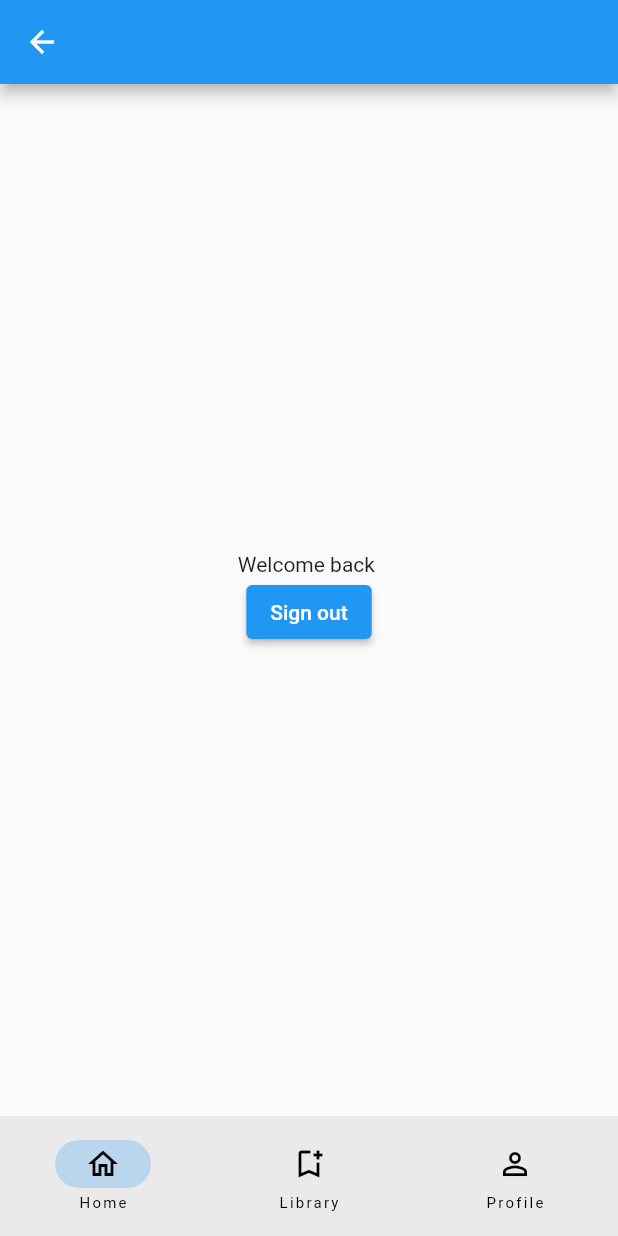
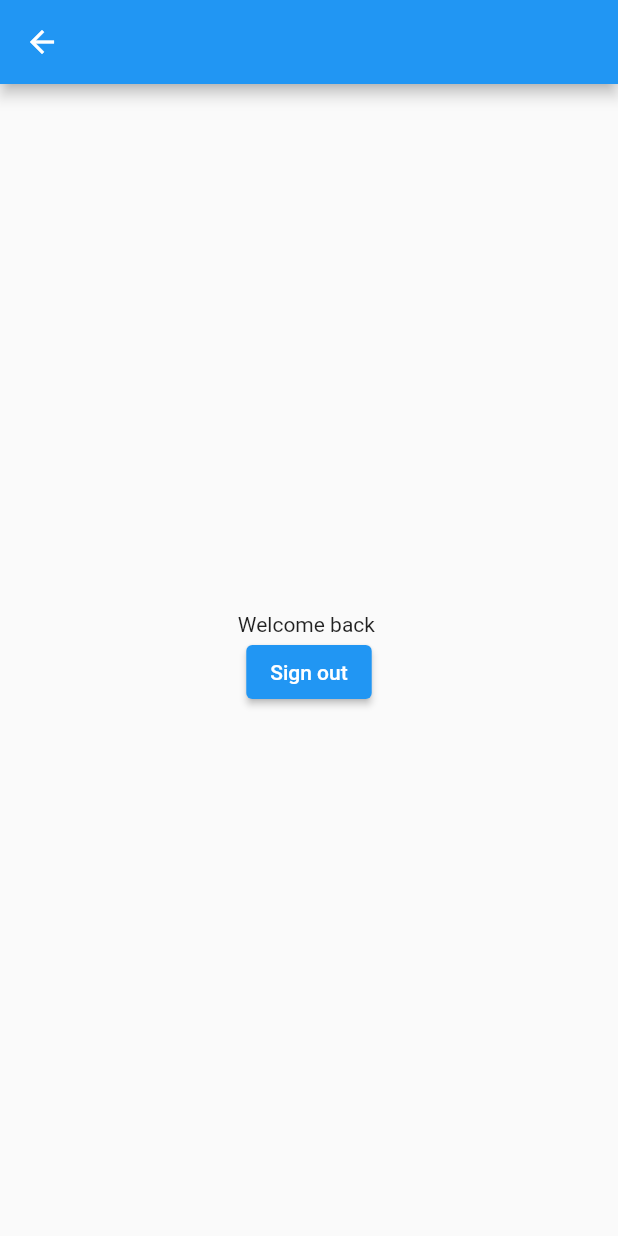
Before and after one commit to BelenStar/firestore_app, a Flutter app: the HomePage screen opened by its route, on a phone screen of 412 x 824 dp. Run offline on Flutter 3.47's test engine with Material 2 defaults, Android fonts, the phone set to English and light mode, and no system bars; our stand-ins replace firebase_auth, firebase_core, google_fonts; accounts and stored records are empty.

```diff
--- a/lib/src/pages/home.dart
+++ b/lib/src/pages/home.dart
@@ -13,23 +13,7 @@ class _HomePageState extends State<HomePage> {
 
   @override
   Widget build(BuildContext context) {
-    int currentPageIndex = 0;
     return Scaffold(
-      bottomNavigationBar: NavigationBar(
-        destinations: const [
-          NavigationDestination(icon: Icon(Icons.home_outlined), label: 'Home'),
-          NavigationDestination(
-              icon: Icon(Icons.bookmark_add_outlined), label: 'Library'),
-          NavigationDestination(
-              icon: Icon(Icons.person_outline), label: 'Profile'),
-        ],
-        selectedIndex: currentPageIndex,
-        onDestinationSelected: (int index) {
-          setState(() {
-            currentPageIndex = index;
-          });
-        },
-      ),
       appBar: AppBar(),
       body: Center(
           child: Column(
```
